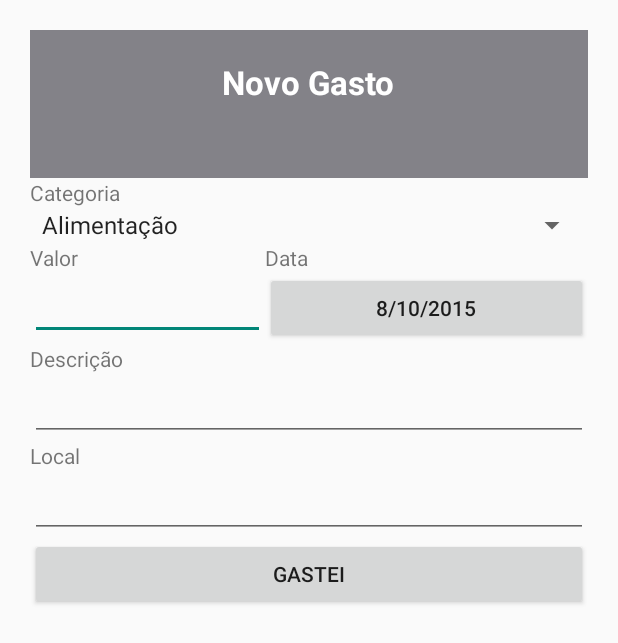
After one commit to michael-artes/estudos-cdc, an Android app: the GastoActivity screen opened directly, with no data from a screen before it, on a phone screen of 412 x 824 dp. The commit adds this screen. Shown: the top 643 px of the screen. Run offline under Robolectric (Android 15) with nearby library versions, the phone set to English and light mode, and no system bars.

Commit message:
Comitando alterações

```diff
--- a/BoaViagem/app/src/main/AndroidManifest.xml
+++ b/BoaViagem/app/src/main/AndroidManifest.xml
@@ -11,16 +11,22 @@
         <activity
             android:name=".LoginActivity"
             android:label="@string/app_name" >
+        </activity>
+
+        <activity android:name=".DashboardActivity" />
+        <activity android:name=".ViagemActivity" />
+        <activity android:name=".GastoActivity"/>
+
+        <activity android:name=".ViagemListActivity">
             <intent-filter>
                 <action android:name="android.intent.action.MAIN" />
                 <category android:name="android.intent.category.LAUNCHER" />
             </intent-filter>
         </activity>
 
-        <activity android:name=".DashboardActivity" />
-
-        <activity android:name=".ViagemActivity" />
+        <activity android:name=".GastoListActivity"/>
 
     </application>
 
+
 </manifest>
--- /dev/null
+++ b/BoaViagem/app/src/main/java/boaviagem/com/br/boaviagem/GastoActivity.java
@@ -0,0 +1,69 @@
+package boaviagem.com.br.boaviagem;
+
+import android.app.Activity;
+import android.app.AlertDialog;
+import android.app.DatePickerDialog;
+import android.app.Dialog;
+import android.app.DialogFragment;
+import android.content.res.Resources;
+import android.os.Bundle;
+import android.view.View;
+import android.widget.ArrayAdapter;
+import android.widget.Button;
+import android.widget.DatePicker;
+import android.widget.Spinner;
+
+import java.util.Calendar;
+
+/**
+ * Created by mmoreira on 30/09/15.
+ */
+public class GastoActivity extends Activity{
+
+    private int ano, mes, dia;
+    private Button dataGasto;
+    private Spinner categoria;
+
+
+    @Override
+    protected void onCreate(Bundle savedInstanceState) {
+        super.onCreate(savedInstanceState);
+        setContentView(R.layout.layout_gasto);
+
+        Calendar calendar = Calendar.getInstance();
+        ano = calendar.get(Calendar.YEAR);
+        mes = calendar.get(Calendar.MONTH);
+        dia = calendar.get(Calendar.DAY_OF_MONTH);
+        dataGasto = (Button) findViewById(R.id.data);
+        dataGasto.setText(dia + "/" + (mes + 1) + "/" + ano);
+
+        ArrayAdapter<CharSequence> adapter = ArrayAdapter.createFromResource(this, R.array.categoria_gasto, android.R.layout.simple_spinner_item);
+
+        categoria = (Spinner) findViewById(R.id.categoria);
+        categoria.setAdapter(adapter);
+
+    }
+
+    public void selecionarData(View view){
+        showDialog(view.getId());
+    }
+
+    @Override
+    protected Dialog onCreateDialog(int id) {
+        if(R.id.data == id){
+            return new DatePickerDialog(this, listener, ano, mes, dia);
+        }
+        return null;
+    }
+
+    private DatePickerDialog.OnDateSetListener listener = new DatePickerDialog.OnDateSetListener() {
+        @Override
+        public void onDateSet(DatePicker view, int year, int monthOfYear, int dayOfMonth) {
+            ano = year;
+            mes = monthOfYear;
+            dia = dayOfMonth;
+            dataGasto.setText(dia + "/" + (mes+1) + "/" + ano);
+        }
+    };
+
+}
--- /dev/null
+++ b/BoaViagem/app/src/main/java/boaviagem/com/br/boaviagem/GastoListActivity.java
@@ -0,0 +1,41 @@
+package boaviagem.com.br.boaviagem;
+
+import android.app.ListActivity;
+import android.os.Bundle;
+import android.view.View;
+import android.widget.AdapterView;
+import android.widget.ArrayAdapter;
+import android.widget.ListView;
+import android.widget.TextView;
+import android.widget.Toast;
+
+import java.util.Arrays;
+import java.util.List;
+
+/**
+ * Created by mmoreira on 01/10/15.
+ */
+public class GastoListActivity extends ListActivity implements AdapterView.OnItemClickListener {
+
+    @Override
+    protected void onCreate(Bundle savedInstanceState) {
+        super.onCreate(savedInstanceState);
+        setListAdapter(new ArrayAdapter<String>(this,
+                android.R.layout.simple_list_item_1, listarGastos()));
+        ListView listView = getListView();
+        listView.setOnItemClickListener(this);
+    }
+
+    @Override
+    public void onItemClick(AdapterView<?> parent, View view,int position, long id) {
+        TextView textView = (TextView) view;
+        Toast.makeText(this, "Gasto selecionado: " + textView.getText(),
+                Toast.LENGTH_SHORT).show();
+    }
+
+    private List<String> listarGastos() {
+        return Arrays.asList("Sanduíche R$ 19,90",
+                "Táxi Aeroporto - Hotel R$ 34,00",
+                "Revista R$ 12,00");
+    }
+}
--- /dev/null
+++ b/BoaViagem/app/src/main/java/boaviagem/com/br/boaviagem/ViagemListActivity.java
@@ -0,0 +1,45 @@
+package boaviagem.com.br.boaviagem;
+
+import android.app.ListActivity;
+import android.content.Intent;
+import android.os.Bundle;
+import android.view.View;
+import android.widget.AdapterView;
+import android.widget.ArrayAdapter;
+import android.widget.ListView;
+import android.widget.TextView;
+import android.widget.Toast;
+
+import java.util.Arrays;
+import java.util.List;
+
+/**
+ * Created by mmoreira on 01/10/15.
+ */
+public class ViagemListActivity extends ListActivity implements AdapterView.OnItemClickListener {
+
+
+    @Override
+    protected void onCreate(Bundle savedInstanceState) {
+        super.onCreate(savedInstanceState);
+
+        setListAdapter(new ArrayAdapter<String>(this, android.R.layout.simple_list_item_1, listarViagens()));
+        ListView listView = getListView();
+        listView.setOnItemClickListener(this);
+    }
+
+    @Override
+    public void onItemClick(AdapterView<?> parent, View view, int position, long id) {
+
+        TextView textView = (TextView) view;
+        String mensagem = "Viagem selecionada: " + textView.getText();
+        Toast.makeText(getApplicationContext(), mensagem,
+                Toast.LENGTH_SHORT).show();
+        startActivity(new Intent(this, GastoListActivity.class));
+
+    }
+
+    private List<String> listarViagens() {
+        return Arrays.asList("São Paulo", "Bonito", "Maceió");
+    }
+}
--- /dev/null
+++ b/BoaViagem/app/src/main/res/layout/layout_gasto.xml
@@ -0,0 +1,103 @@
+<?xml version="1.0" encoding="utf-8"?>
+<ScrollView xmlns:android="http://schemas.android.com/apk/res/android"
+    android:layout_width="match_parent"
+    android:layout_height="match_parent">
+
+    <LinearLayout
+        android:layout_width="match_parent"
+        android:layout_height="wrap_content"
+        android:layout_margin="20dp"
+        android:orientation="vertical" >
+
+        <LinearLayout
+            android:layout_width="match_parent"
+            android:layout_height="wrap_content"
+            android:background="#838288"
+            android:orientation="vertical" >
+
+            <TextView
+                android:layout_width="wrap_content"
+                android:layout_height="wrap_content"
+                android:layout_gravity="center"
+                android:layout_margin="20dp"
+                android:text="@string/dash_novo_gasto"
+                android:textAppearance="?android:attr/textAppearanceLarge"
+                android:textColor="@android:color/white"
+                android:textStyle="bold"/>
+
+            <TextView
+                android:id="@+id/destino"
+                android:layout_width="wrap_content"
+                android:layout_height="wrap_content"
+                android:layout_gravity="center"
+                android:textAppearance="?android:attr/textAppearanceLarge"
+                android:textStyle="bold" />
+
+        </LinearLayout>
+
+        <TextView
+            android:layout_width="wrap_content"
+            android:layout_height="wrap_content"
+            android:text="@string/categoria" />
+        <Spinner
+            android:id="@+id/categoria"
+            android:layout_width="match_parent"
+            android:layout_height="wrap_content"
+            android:prompt="@string/categoria" >
+        </Spinner>
+
+        <TableLayout
+            android:layout_width="match_parent"
+            android:layout_height="wrap_content"
+            android:stretchColumns="0,1">
+            <TableRow>
+                <TextView android:text="@string/valor" />
+                <TextView
+                    android:layout_width="wrap_content"
+                    android:layout_height="wrap_content"
+                    android:text="@string/data" />
+            </TableRow>
+            <TableRow>
+                <EditText
+                    android:id="@+id/valor"
+                    android:layout_width="wrap_content"
+                    android:layout_height="wrap_content"
+                    android:inputType="numberDecimal" />
+                <Button
+                    android:id="@+id/data"
+                    android:layout_width="wrap_content"
+                    android:layout_height="wrap_content"
+                    android:onClick="selecionarData"
+                    android:text="@string/selecione" />
+            </TableRow>
+        </TableLayout>
+
+        <TextView
+            android:layout_width="wrap_content"
+            android:layout_height="wrap_content"
+            android:text="@string/descricao" />
+
+        <EditText
+            android:id="@+id/descricao"
+            android:layout_width="match_parent"
+            android:layout_height="wrap_content"
+            android:inputType="text" />
+        <TextView
+            android:layout_width="wrap_content"
+            android:layout_height="wrap_content"
+            android:text="@string/local" />
+        <EditText
+            android:id="@+id/local"
+            android:layout_width="match_parent"
+            android:layout_height="wrap_content"
+            android:inputType="text" />
+        <Button
+            android:layout_width="match_parent"
+            android:layout_height="wrap_content"
+            android:onClick="registrarGasto"
+            android:text="@string/gastei" />
+
+    </LinearLayout>
+
+
+</ScrollView>
--- a/BoaViagem/app/src/main/res/layout/layout_nova_viagem.xml
+++ b/BoaViagem/app/src/main/res/layout/layout_nova_viagem.xml
@@ -10,7 +10,7 @@
         android:stretchColumns="0,1,2">
 
         <LinearLayout
-            android:background="#015488"
+            android:background="#838288"
             android:orientation="vertical">
 
             <TextView
@@ -19,7 +19,8 @@
                 android:layout_gravity="center"
                 android:text="@string/dash_nova_viagem"
                 android:textAppearance="?android:attr/textAppearanceLarge"
-                android:textStyle="bold" />
+                android:textStyle="bold"
+                android:textColor="@android:color/white" />
         </LinearLayout>
 
         <TextView android:text="@string/destino" />
--- a/BoaViagem/app/src/main/res/values/strings.xml
+++ b/BoaViagem/app/src/main/res/values/strings.xml
@@ -24,5 +24,22 @@
     <string name="orcamento">Orçamento</string>
     <string name="quantidade_de_pessoas">Quantidade de Pessoas</string>
     <string name="salvar">Salvar</string>
+    <string name="valor">Valor</string>
+    <string name="data">Data</string>
+    <string name="local">Local</string>
+    <string name="gastei">Gastei</string>
+    <string name="descricao">Descrição</string>
+    <string name="categoria">Categoria</string>
+
+
+
+
+    <string-array name="categoria_gasto">
+        <item>Alimentação</item>
+        <item>Combustível</item>
+        <item>Transporte</item>
+        <item>Hospedagem</item>
+        <item>Outros</item>
+    </string-array>
 
 </resources>
```
